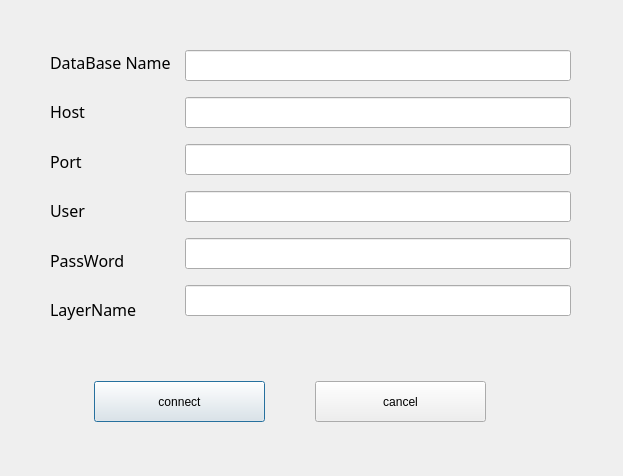
The window that connect.ui (SmilingWalker/QT-for-GIS) describes before a commit, drawn with Qt 5.
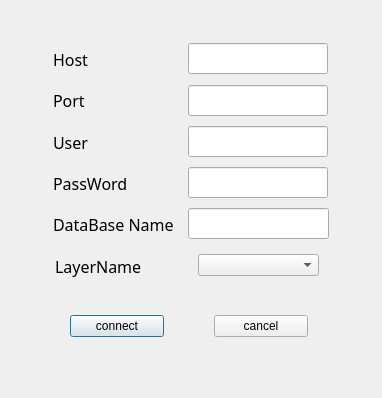
The same window after the commit. Icons and pictures are not drawn.

What changed in the file:
```diff
--- a/connect.ui
+++ b/connect.ui
@@ -6,36 +6,31 @@
    <rect>
     <x>0</x>
     <y>0</y>
-    <width>623</width>
-    <height>476</height>
+    <width>382</width>
+    <height>398</height>
    </rect>
   </property>
   <property name="windowTitle">
    <string>Dialog</string>
   </property>
-  <widget class="QWidget" name="layoutWidget_2">
+  <widget class="QWidget" name="layoutWidget">
    <property name="geometry">
     <rect>
-     <x>50</x>
-     <y>380</y>
-     <width>481</width>
-     <height>43</height>
+     <x>70</x>
+     <y>310</y>
+     <width>238</width>
+     <height>32</height>
     </rect>
    </property>
    <layout class="QHBoxLayout" name="horizontalLayout">
+    <property name="spacing">
+     <number>50</number>
+    </property>
     <item>
      <widget class="QPushButton" name="connect">
-      <property name="minimumSize">
-       <size>
-        <width>171</width>
-        <height>41</height>
-       </size>
-      </property>
-      <property name="maximumSize">
-       <size>
-        <width>171</width>
-        <height>41</height>
-       </size>
+      <property name="styleSheet">
+       <string notr="true">alternate-background-color: rgb(170, 255, 255);
+font: 11pt &quot;Arial&quot;;</string>
       </property>
       <property name="text">
        <string>connect</string>
@@ -44,17 +39,9 @@
     </item>
     <item>
      <widget class="QPushButton" name="cancel">
-      <property name="minimumSize">
-       <size>
-        <width>171</width>
-        <height>41</height>
-       </size>
-      </property>
-      <property name="maximumSize">
-       <size>
-        <width>171</width>
-        <height>41</height>
-       </size>
+      <property name="styleSheet">
+       <string notr="true">alternate-background-color: rgb(170, 255, 255);
+font: 11pt &quot;Arial&quot;;</string>
       </property>
       <property name="text">
        <string>cancel</string>
@@ -66,15 +53,110 @@
   <widget class="QWidget" name="layoutWidget">
    <property name="geometry">
     <rect>
-     <x>50</x>
-     <y>40</y>
-     <width>521</width>
-     <height>291</height>
+     <x>53</x>
+     <y>125</y>
+     <width>275</width>
+     <height>34</height>
     </rect>
    </property>
-   <layout class="QHBoxLayout" name="horizontalLayout_2">
+   <layout class="QHBoxLayout" name="horizontalLayout_4">
     <item>
-     <layout class="QVBoxLayout" name="verticalLayout_2">
+     <widget class="QLabel" name="l5">
+      <property name="minimumSize">
+       <size>
+        <width>129</width>
+        <height>32</height>
+       </size>
+      </property>
+      <property name="font">
+       <font>
+        <family>隶书</family>
+        <pointsize>12</pointsize>
+       </font>
+      </property>
+      <property name="text">
+       <string>User</string>
+      </property>
+     </widget>
+    </item>
+    <item>
+     <widget class="QLineEdit" name="user">
+      <property name="minimumSize">
+       <size>
+        <width>0</width>
+        <height>31</height>
+       </size>
+      </property>
+      <property name="font">
+       <font>
+        <family>Agency FB</family>
+        <pointsize>12</pointsize>
+       </font>
+      </property>
+     </widget>
+    </item>
+   </layout>
+  </widget>
+  <widget class="QWidget" name="layoutWidget">
+   <property name="geometry">
+    <rect>
+     <x>53</x>
+     <y>166</y>
+     <width>275</width>
+     <height>34</height>
+    </rect>
+   </property>
+   <layout class="QHBoxLayout" name="horizontalLayout_5">
+    <item>
+     <widget class="QLabel" name="l3">
+      <property name="minimumSize">
+       <size>
+        <width>129</width>
+        <height>32</height>
+       </size>
+      </property>
+      <property name="font">
+       <font>
+        <family>隶书</family>
+        <pointsize>12</pointsize>
+       </font>
+      </property>
+      <property name="text">
+       <string>PassWord  </string>
+      </property>
+     </widget>
+    </item>
+    <item>
+     <widget class="QLineEdit" name="password">
+      <property name="minimumSize">
+       <size>
+        <width>0</width>
+        <height>31</height>
+       </size>
+      </property>
+      <property name="font">
+       <font>
+        <family>Agency FB</family>
+        <pointsize>12</pointsize>
+       </font>
+      </property>
+      <property name="echoMode">
+       <enum>QLineEdit::Password</enum>
+      </property>
+     </widget>
+    </item>
+   </layout>
+  </widget>
+  <widget class="QWidget" name="layoutWidget">
+   <property name="geometry">
+    <rect>
+     <x>53</x>
+     <y>207</y>
+     <width>276</width>
+     <height>34</height>
+    </rect>
+   </property>
+   <layout class="QHBoxLayout" name="horizontalLayout_6">
       <item>
        <widget class="QLabel" name="l2">
         <property name="minimumSize">
@@ -95,6 +177,34 @@
        </widget>
       </item>
       <item>
+     <widget class="QLineEdit" name="dbname">
+      <property name="minimumSize">
+       <size>
+        <width>0</width>
+        <height>31</height>
+       </size>
+      </property>
+      <property name="font">
+       <font>
+        <family>Agency FB</family>
+        <pointsize>12</pointsize>
+       </font>
+      </property>
+     </widget>
+    </item>
+   </layout>
+  </widget>
+  <widget class="QWidget" name="layoutWidget">
+   <property name="geometry">
+    <rect>
+     <x>53</x>
+     <y>42</y>
+     <width>275</width>
+     <height>34</height>
+    </rect>
+   </property>
+   <layout class="QHBoxLayout" name="horizontalLayout_2">
+    <item>
        <widget class="QLabel" name="l1">
         <property name="minimumSize">
          <size>
@@ -114,6 +224,34 @@
        </widget>
       </item>
       <item>
+     <widget class="QLineEdit" name="host">
+      <property name="minimumSize">
+       <size>
+        <width>0</width>
+        <height>31</height>
+       </size>
+      </property>
+      <property name="font">
+       <font>
+        <family>Agency FB</family>
+        <pointsize>12</pointsize>
+       </font>
+      </property>
+     </widget>
+    </item>
+   </layout>
+  </widget>
+  <widget class="QWidget" name="layoutWidget">
+   <property name="geometry">
+    <rect>
+     <x>53</x>
+     <y>83</y>
+     <width>275</width>
+     <height>35</height>
+    </rect>
+   </property>
+   <layout class="QHBoxLayout" name="horizontalLayout_3">
+    <item>
        <widget class="QLabel" name="l4">
         <property name="minimumSize">
          <size>
@@ -133,45 +271,32 @@
        </widget>
       </item>
       <item>
-       <widget class="QLabel" name="l5">
+     <widget class="QLineEdit" name="port">
         <property name="minimumSize">
          <size>
-          <width>129</width>
-          <height>32</height>
+        <width>0</width>
+        <height>31</height>
          </size>
         </property>
         <property name="font">
          <font>
-          <family>隶书</family>
+        <family>Agency FB</family>
           <pointsize>12</pointsize>
          </font>
         </property>
-        <property name="text">
-         <string>User</string>
-        </property>
-       </widget>
-      </item>
-      <item>
-       <widget class="QLabel" name="l3">
-        <property name="minimumSize">
-         <size>
-          <width>129</width>
-          <height>32</height>
-         </size>
-        </property>
-        <property name="font">
-         <font>
-          <family>隶书</family>
-          <pointsize>12</pointsize>
-         </font>
-        </property>
-        <property name="text">
-         <string>PassWord  </string>
-        </property>
-       </widget>
-      </item>
-      <item>
+     </widget>
+    </item>
+   </layout>
+  </widget>
        <widget class="QLabel" name="l3_2">
+   <property name="geometry">
+    <rect>
+     <x>55</x>
+     <y>250</y>
+     <width>129</width>
+     <height>32</height>
+    </rect>
+   </property>
         <property name="minimumSize">
          <size>
           <width>129</width>
@@ -188,78 +313,42 @@
          <string>LayerName</string>
         </property>
        </widget>
-      </item>
-     </layout>
-    </item>
-    <item>
-     <layout class="QVBoxLayout" name="verticalLayout">
-      <item>
-       <widget class="QLineEdit" name="dbname">
-        <property name="minimumSize">
-         <size>
-          <width>0</width>
+  <widget class="QWidget" name="layoutWidget">
+   <property name="geometry">
+    <rect>
+     <x>198</x>
+     <y>250</y>
+     <width>151</width>
           <height>31</height>
-         </size>
-        </property>
-       </widget>
-      </item>
+    </rect>
+   </property>
+   <layout class="QHBoxLayout" name="horizontalLayout_7">
       <item>
-       <widget class="QLineEdit" name="host">
-        <property name="minimumSize">
-         <size>
-          <width>0</width>
-          <height>31</height>
-         </size>
-        </property>
-       </widget>
+     <widget class="QComboBox" name="layerBox"/>
       </item>
       <item>
-       <widget class="QLineEdit" name="port">
-        <property name="minimumSize">
-         <size>
-          <width>0</width>
-          <height>31</height>
-         </size>
-        </property>
-       </widget>
-      </item>
-      <item>
-       <widget class="QLineEdit" name="user">
-        <property name="minimumSize">
-         <size>
-          <width>0</width>
-          <height>31</height>
-         </size>
-        </property>
-       </widget>
-      </item>
-      <item>
-       <widget class="QLineEdit" name="password">
-        <property name="minimumSize">
-         <size>
-          <width>0</width>
-          <height>31</height>
-         </size>
-        </property>
-        <property name="echoMode">
-         <enum>QLineEdit::Password</enum>
-        </property>
-       </widget>
-      </item>
-      <item>
-       <widget class="QLineEdit" name="layername">
-        <property name="minimumSize">
-         <size>
-          <width>0</width>
-          <height>31</height>
-         </size>
-        </property>
-        <property name="echoMode">
-         <enum>QLineEdit::Normal</enum>
-        </property>
-       </widget>
-      </item>
-     </layout>
+     <widget class="QToolButton" name="searchLayer">
+      <property name="styleSheet">
+       <string notr="true"/>
+      </property>
+      <property name="text">
+       <string/>
+      </property>
+      <property name="icon">
+       <iconset>
+        <normalon>:/new/icon/icos/layerSearch.ico</normalon>
+       </iconset>
+      </property>
+      <property name="popupMode">
+       <enum>QToolButton::DelayedPopup</enum>
+      </property>
+      <property name="toolButtonStyle">
+       <enum>Qt::ToolButtonIconOnly</enum>
+      </property>
+      <property name="autoRaise">
+       <bool>true</bool>
+      </property>
+     </widget>
     </item>
    </layout>
   </widget>
```
Lines whose indentation alone changed are shown as unchanged.
